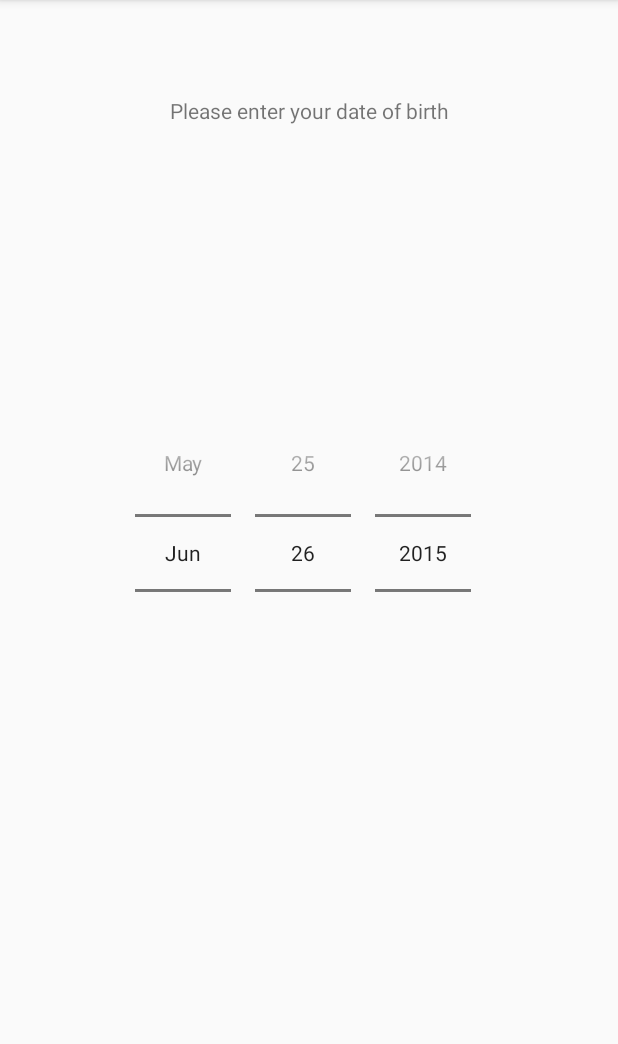
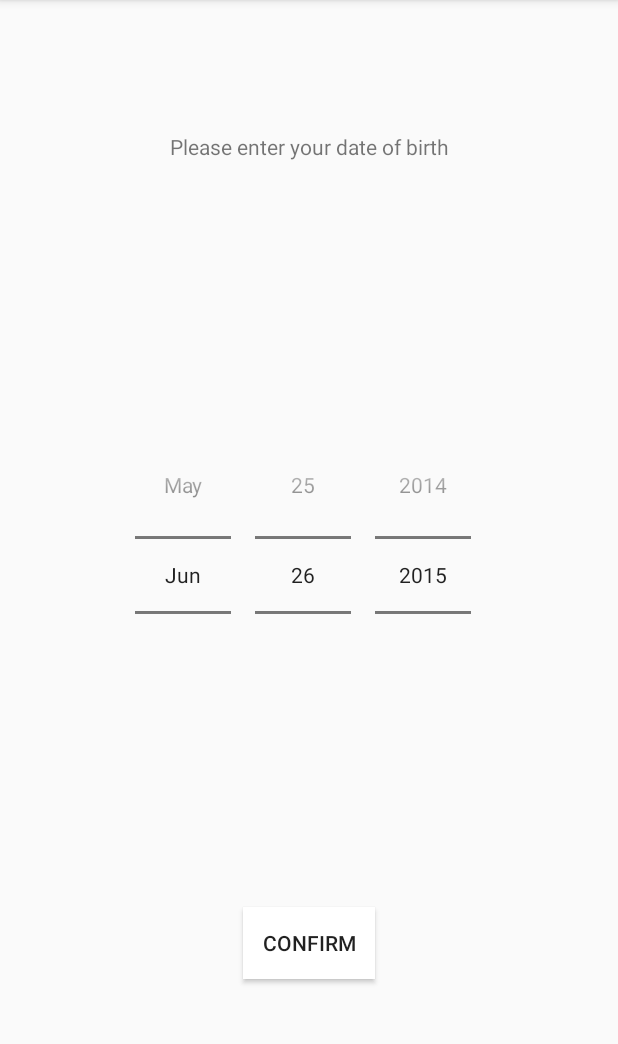
Before and after one commit to knjk04/ageCalculator, an Android app: the screen it shows after launch (MainActivity), on a phone screen of 412 x 824 dp, the part 84-1128 px from its top. Run offline under Robolectric (Android 15) with nearby library versions, the phone set to English and light mode, and no system bars.

Commit message:
Added confirm button

```diff
--- a/app/src/main/java/com/example/karan/agecalculator/MainActivity.java
+++ b/app/src/main/java/com/example/karan/agecalculator/MainActivity.java
@@ -1,24 +1,18 @@
 package com.example.karan.agecalculator;
 
 import android.content.Intent;
-import android.support.annotation.NonNull;
 import android.support.v7.app.AppCompatActivity;
 import android.os.Bundle;
 import android.util.Log;
 import android.view.View;
 import android.widget.Button;
-import android.widget.CalendarView;
 import android.widget.DatePicker;
-import android.widget.EditText;
-import android.widget.Toast;
-
 import java.util.Calendar;
-import java.util.TimeZone;
 
 public class MainActivity extends AppCompatActivity {
 
     private DatePicker datePicker;
-//    private CalendarView calendarView;
+    private Button button;
 
     public static final String TAG = MainActivity.class.getSimpleName();
 
@@ -28,6 +22,7 @@ public class MainActivity extends AppCompatActivity {
         setContentView(R.layout.activity_main);
 
         datePicker = findViewById(R.id.datePicker);
+        button = findViewById(R.id.confirmButton);
 
         //Set max date to be 3 years prior
         int minAge = 3; //min age is 3 years old
@@ -42,25 +37,17 @@ public class MainActivity extends AppCompatActivity {
                 String date = day + "/" + month + "/" + year;
                 Log.d(TAG, "onSelectedDayChange: date : " + date);
 
-                int selectedDates[] = {day, month, year};
-                startCalc(selectedDates);
+                final int selectedDates[] = {day, month, year};
+
+                button.setOnClickListener(new Button.OnClickListener() {
+                    @Override
+                    public void onClick(View view) {
+                        startCalc(selectedDates);
+                    }
+                });
+
             }
         });
-
-
-
-//        calendarView = findViewById(R.id.calendarView);
-//        calendarView.setOnDateChangeListener(new CalendarView.OnDateChangeListener() {
-//            @Override
-//            public void onSelectedDayChange(@NonNull CalendarView calendarView, int year, int month, int day) {
-//                month++; //0 indexed
-//                String date = day + "/" + month + "/" + year;
-//                Log.d(TAG, "onSelectedDayChange: date : " + date);
-//
-//                int selectedDates[] = {day, month, year};
-//                startCalc(selectedDates);
-//            }
-//        });
     }
 
     private void startCalc(int[] selectedDates) {
--- a/app/src/main/res/layout/activity_main.xml
+++ b/app/src/main/res/layout/activity_main.xml
@@ -10,7 +10,7 @@
         android:id="@+id/textView"
         android:layout_width="wrap_content"
         android:layout_height="wrap_content"
-        android:layout_marginTop="64dp"
+        android:layout_marginTop="88dp"
         android:text="@string/enter_age_text"
         app:layout_constraintEnd_toEndOf="parent"
         app:layout_constraintHorizontal_bias="0.502"
@@ -32,4 +32,17 @@
         app:layout_constraintTop_toBottomOf="@+id/textView"
         app:layout_constraintVertical_bias="0.375" />
 
+    <Button
+        android:id="@+id/confirmButton"
+        android:layout_width="wrap_content"
+        android:layout_height="wrap_content"
+        android:layout_marginBottom="8dp"
+        android:layout_marginTop="8dp"
+        android:background="#ffffff"
+        android:text="@string/confirm_text_button"
+        app:layout_constraintBottom_toBottomOf="parent"
+        app:layout_constraintEnd_toEndOf="parent"
+        app:layout_constraintStart_toStartOf="parent"
+        app:layout_constraintTop_toBottomOf="@+id/datePicker" />
+
 </android.support.constraint.ConstraintLayout>
```
